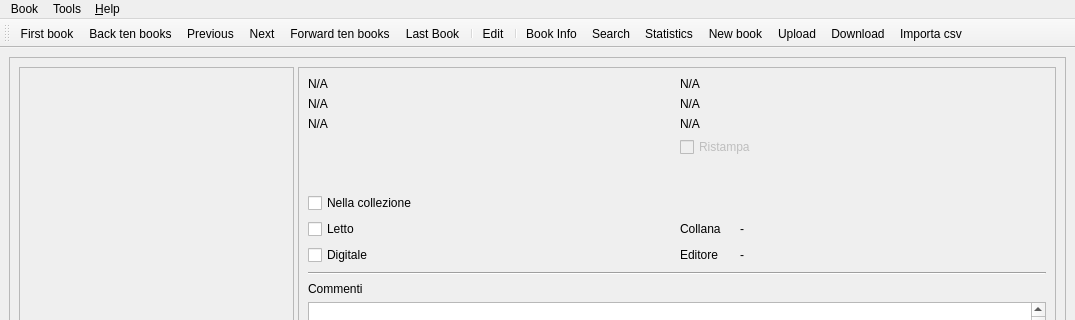
Above: ui/MainWindow.ui from giovortu/Urania before the change; both pictures show x 0 to 1075 and y 0 to 320 of the 1075 by 789 pixel window. Below: the same form after it.
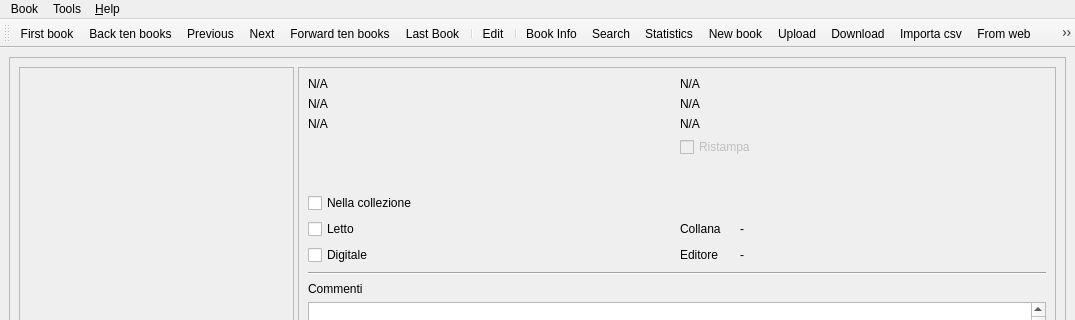
That is the form after the change. Icons and pictures are not drawn. Custom widgets are drawn as their Qt base class.

Commit message: Added group import from web

The edit to the form file:
```diff
--- a/ui/MainWindow.ui
+++ b/ui/MainWindow.ui
@@ -502,6 +502,8 @@
    <addaction name="actionUpload"/>
    <addaction name="actionDownload"/>
    <addaction name="actionImporta_csv"/>
+   <addaction name="actionImport_from_web"/>
+   <addaction name="actionImport_all"/>
   </widget>
   <action name="actionPrevious">
    <property name="icon">
@@ -675,6 +677,18 @@
     <string>&amp;About</string>
    </property>
   </action>
+  <action name="actionImport_all">
+   <property name="icon">
+    <iconset resource="../res/img/img.qrc">
+     <normaloff>:/images/import-all.svg</normaloff>:/images/import-all.svg</iconset>
+   </property>
+   <property name="text">
+    <string>Import all</string>
+   </property>
+   <property name="menuRole">
+    <enum>QAction::MenuRole::NoRole</enum>
+   </property>
+  </action>
  </widget>
  <customwidgets>
   <customwidget>
```
Left out of the diff: 36 changed lines with no effect on the pictures. The commit also changes 13 other files.
